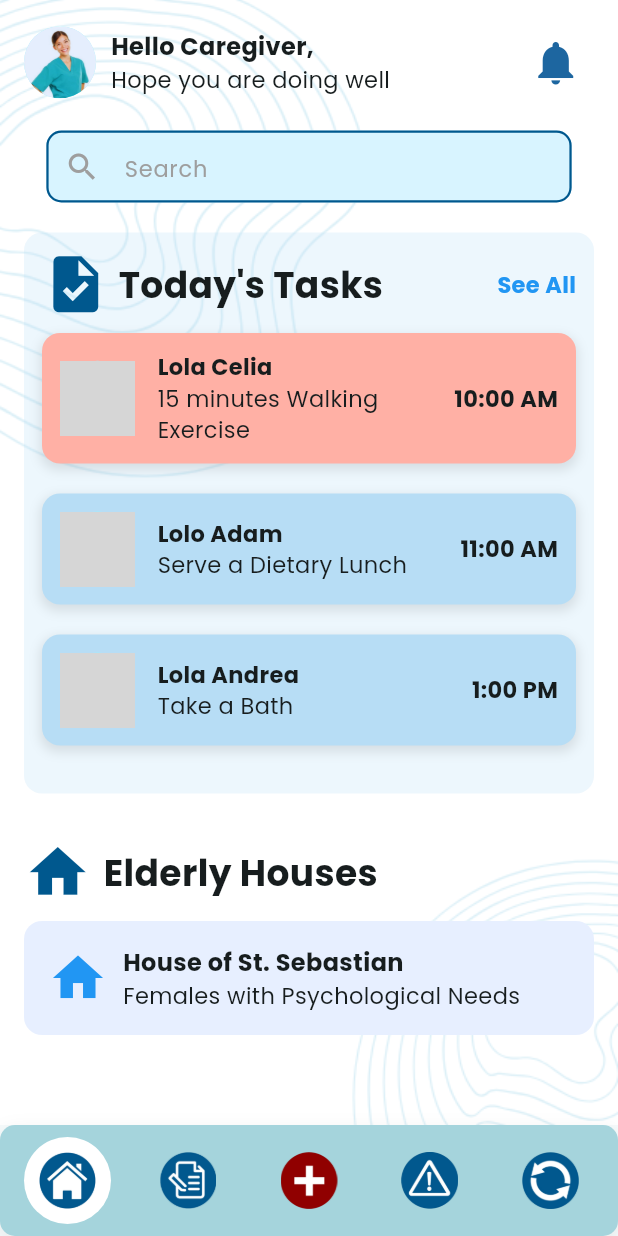
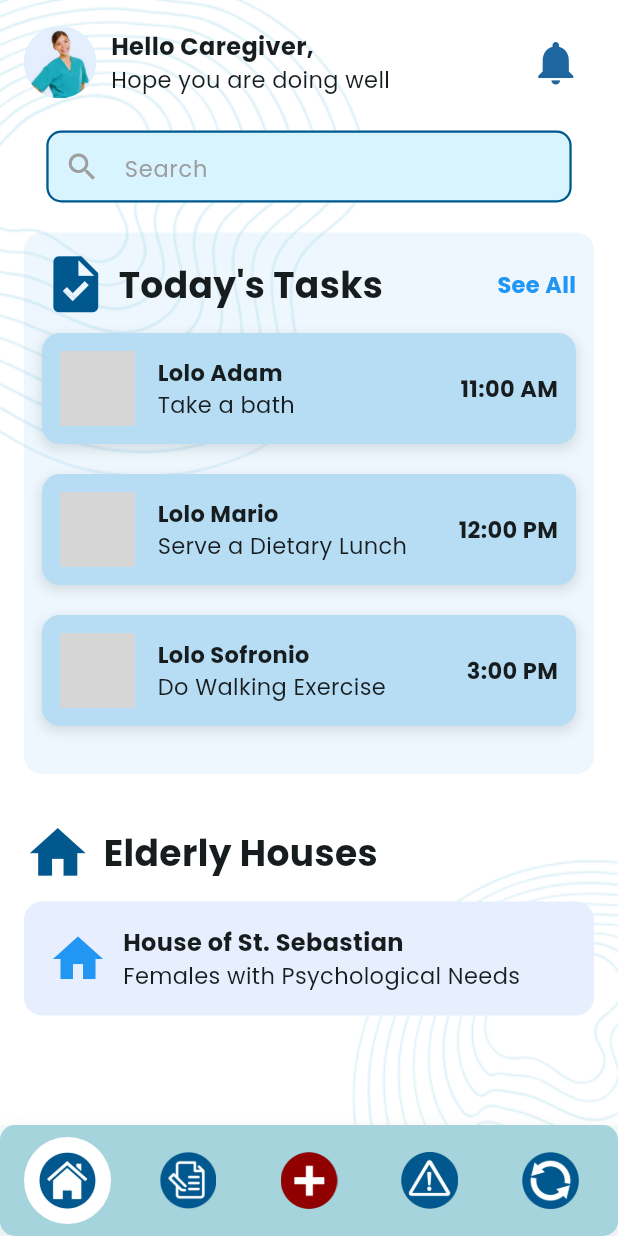
Before and after one commit to VannaAbbey/Elderlink_App, a Flutter app: the screen it shows once a user with an empty profile is signed in, on a phone screen of 412 x 824 dp. Run offline on Flutter 3.47's test engine with Material 3 defaults, Android fonts, the phone set to English and light mode, and no system bars; our stand-ins replace cloud_firestore, firebase_auth, firebase_core, google_sign_in, sign_in_with_apple; missing offline and left inert: flutter_facebook_auth; accounts and stored records are empty; grey boxes are pictures that could not be loaded.

Commit message:
Placeholder data frontend for today's tasks section

```diff
--- a/lib/caregiver/home.dart
+++ b/lib/caregiver/home.dart
@@ -28,6 +28,14 @@ class CaregiverHomeScreen extends StatefulWidget {
 }
 
 class _CaregiverHomeScreenState extends State<CaregiverHomeScreen> {
+  // Helper to get upcoming tasks from AddTaskScreen logic
+  List<Map<String, String>> getUpcomingTasks() {
+    return [ // ALl placeholder data at the moment
+      {'name': 'Lolo Adam', 'task': 'Take a bath', 'time': '11:00 AM', 'image': 'elderly.png'},
+      {'name': 'Lolo Mario', 'task': 'Serve a Dietary Lunch', 'time': '12:00 PM', 'image': 'elderly.png'},
+      {'name': 'Lolo Sofronio', 'task': 'Do Walking Exercise', 'time': '3:00 PM', 'image': 'elderly.png'},
+    ];
+  }
   bool isSidebarOpen = false;
   int selectedIndex = 0;
 
@@ -52,8 +60,6 @@ class _CaregiverHomeScreenState extends State<CaregiverHomeScreen> {
       showEmergencyModal(context);
       return;
     }
-    // Map navigation indexes to screens, skipping index 2
-    int screenIndex = index > 2 ? index - 1 : index;
     setState(() {
       selectedIndex = index;
     });
@@ -223,34 +229,30 @@ class _CaregiverHomeScreenState extends State<CaregiverHomeScreen> {
                                         ),
                                       ],
                                     ),
-                                    const Text(
-                                      "See All",
-                                      style: TextStyle(
-                                        color: Colors.blue,
-                                        fontWeight: FontWeight.w600,
+                                    GestureDetector(
+                                      onTap: () {
+                                        setState(() {
+                                          selectedIndex = 1; // 1 is the index for AddTaskScreen (Upcoming Tasks tab)
+                                        });
+                                      },
+                                      child: const Text(
+                                        "See All",
+                                        style: TextStyle(
+                                          color: Colors.blue,
+                                          fontWeight: FontWeight.w600,
+                                        ),
                                       ),
                                     ),
                                   ],
                                 ),
                                 const SizedBox(height: 10),
-                                _taskCard(
-                                  'Lola Celia',
-                                  '15 minutes Walking Exercise',
-                                  '10:00 AM',
-                                  Color(0xFFFFB0A5),
-                                ),
-                                _taskCard(
-                                  'Lolo Adam',
-                                  'Serve a Dietary Lunch',
-                                  '11:00 AM',
+                                // Show first 3 upcoming tasks as cards
+                                ...getUpcomingTasks().take(3).map((task) => _taskCard(
+                                  task['name'] ?? '',
+                                  task['task'] ?? '',
+                                  task['time'] ?? '',
                                   Color(0xFFB7DDF5),
-                                ),
-                                _taskCard(
-                                  'Lola Andrea',
-                                  'Take a Bath',
-                                  '1:00 PM',
-                                  Color(0xFFB7DDF5),
-                                ),
+                                )),
                               ],
                             ),
                           ),
@@ -329,27 +331,6 @@ class _CaregiverHomeScreenState extends State<CaregiverHomeScreen> {
     );
   }
 
-  Widget _navIcon(String assetPath, int index) {
-    return GestureDetector(
-      onTap: () => onNavTap(index),
-      child: Container(
-        padding: const EdgeInsets.all(10),
-        decoration: BoxDecoration(
-          color: selectedIndex == index
-              ? const Color.fromARGB(255, 255, 255, 255)
-              : Colors.transparent,
-          shape: BoxShape.circle,
-        ),
-        child: Image.asset(
-          assetPath,
-          height: 38,
-          width: 38,
-          fit: BoxFit.contain,
-        ),
-      ),
-    );
-  }
-
   Widget _taskCard(String name, String task, String time, Color bgColor) {
     return Container(
       margin: const EdgeInsets.only(bottom: 20),
@@ -359,10 +340,10 @@ class _CaregiverHomeScreenState extends State<CaregiverHomeScreen> {
         borderRadius: BorderRadius.circular(12),
         boxShadow: [
           BoxShadow(
-            color: Colors.black.withValues(alpha: 0.1),
+            color: Colors.black.withOpacity(0.1),
             spreadRadius: 1,
             blurRadius: 6,
-            offset: const Offset(0, 3), // subtle shadow below the card
+            offset: const Offset(0, 3),
           ),
         ],
       ),
@@ -389,6 +370,8 @@ class _CaregiverHomeScreenState extends State<CaregiverHomeScreen> {
   }
 }
 
+
+// Move CaregiverSidebar to top-level
 class CaregiverSidebar extends StatelessWidget {
   final VoidCallback onLogout;
   final bool isSidebarOpen;
```
